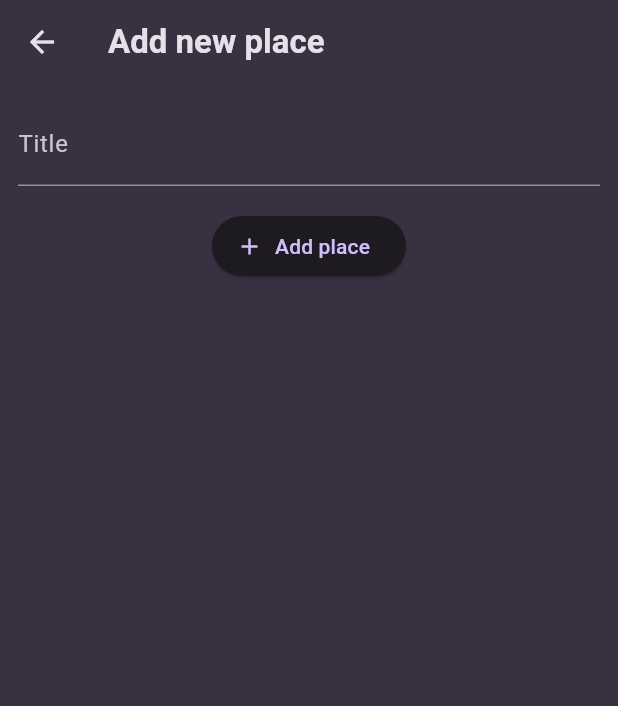
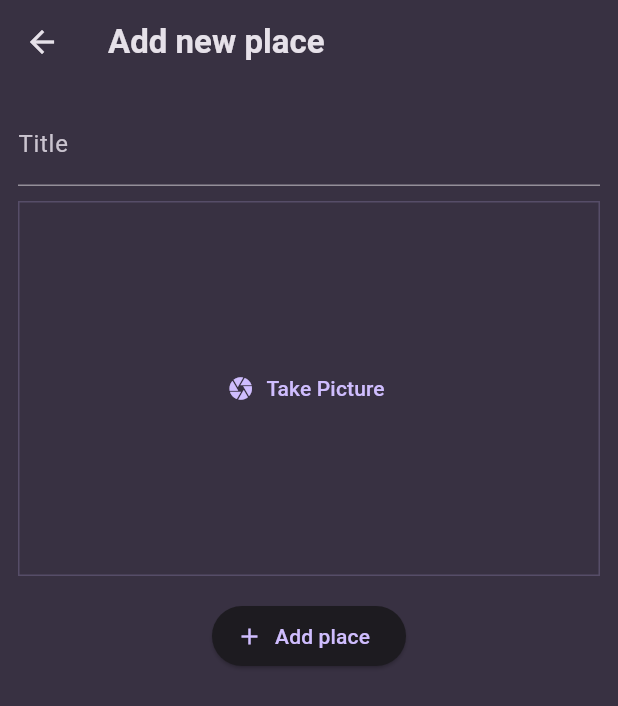
Before and after one commit to sachinsebastian1212/flutter_favorite_places, a Flutter app: the AddPlaceScreen screen opened directly, on a phone screen of 412 x 824 dp. Shown: the top 706 px of the screen. Run offline on Flutter 3.47's test engine with Material 3 defaults, Android fonts, the phone set to English and light mode, and no system bars; our stand-ins replace flutter_riverpod, google_fonts.

Commit message:
created a new widget for uploading image from phone

```diff
--- a/lib/screens/add_place.dart
+++ b/lib/screens/add_place.dart
@@ -1,5 +1,6 @@
 import 'package:flutter/material.dart';
 import 'package:flutter_favorite_places/providers/user_places.dart';
+import 'package:flutter_favorite_places/widgets/image_input.dart';
 import 'package:flutter_riverpod/flutter_riverpod.dart';
 
 class AddPlaceScreen extends ConsumerStatefulWidget {
@@ -29,6 +30,10 @@
     super.dispose();
   }
 
+  void _takePicture(){
+
+  }
+
   @override
   Widget build(BuildContext context) {
     return Scaffold(
@@ -46,9 +51,9 @@
               controller: _titleController,
               style: TextStyle(color: Theme.of(context).colorScheme.onSurface),
             ),
-            const SizedBox(
-              height: 16,
-            ),
+            const SizedBox(height: 10),
+            const ImageInput(),
+            const SizedBox(height: 16),
             ElevatedButton.icon(
               onPressed: _savePlace,
               label: const Text('Add place'),
--- /dev/null
+++ b/lib/widgets/image_input.dart
@@ -0,0 +1,30 @@
+import 'package:flutter/material.dart';
+
+class ImageInput extends StatefulWidget {
+  const ImageInput({super.key});
+
+  @override
+  State<ImageInput> createState() => _ImageInputState();
+}
+
+class _ImageInputState extends State<ImageInput> {
+  void _takePicture() {}
+
+  @override
+  Widget build(BuildContext context) {
+    return Container(
+      decoration: BoxDecoration(
+          border: Border.all(
+              width: 1,
+              color: Theme.of(context).colorScheme.primary.withOpacity(0.2))),
+      height: 250,
+      width: double.infinity,
+      alignment: Alignment.center,
+      child: TextButton.icon(
+        onPressed: _takePicture,
+        label: const Text('Take Picture'),
+        icon: const Icon(Icons.camera),
+      ),
+    );
+  }
+}
```
